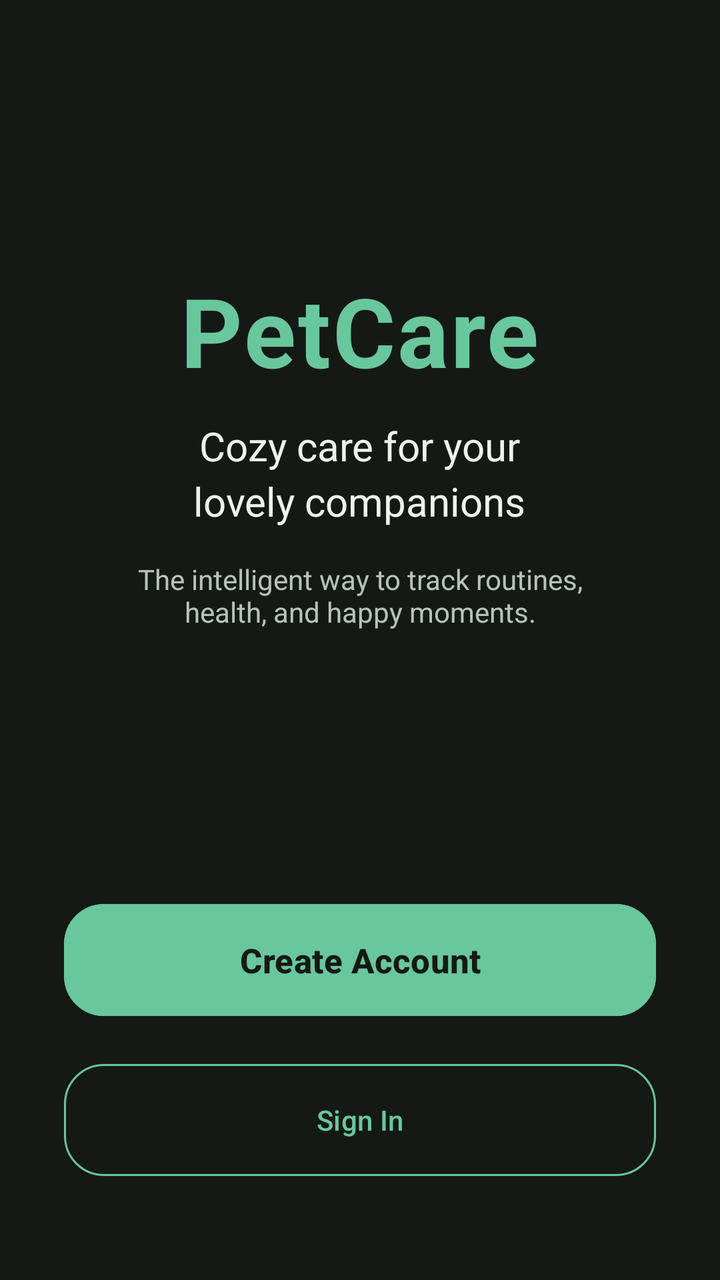
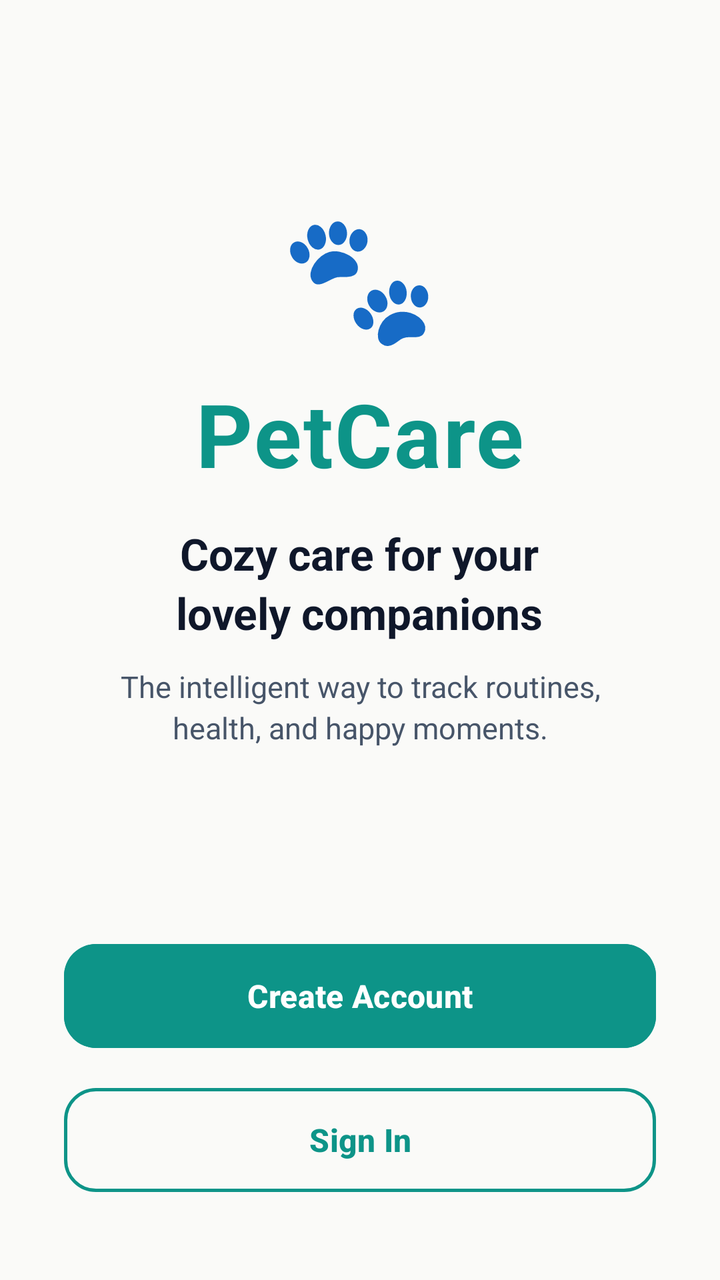

The first picture is an Android layout as it rendered before a commit; the second is the same layout after the commit. The layout source and the unified diff follow.
<!-- AndroidManifest.xml: application theme Theme.PetCare -->
<!-- res/layout/activity_entry.xml -->
<?xml version="1.0" encoding="utf-8"?>
<androidx.constraintlayout.widget.ConstraintLayout xmlns:android="http://schemas.android.com/apk/res/android"
    xmlns:app="http://schemas.android.com/apk/res-auto"
    xmlns:tools="http://schemas.android.com/tools"
    android:layout_width="match_parent"
    android:layout_height="match_parent"
    android:background="@color/background_obsidian">

    <LinearLayout
        android:id="@+id/entry_hero"
        android:layout_width="match_parent"
        android:layout_height="wrap_content"
        android:gravity="center"
        android:orientation="vertical"
        android:padding="40dp"
        app:layout_constraintBottom_toTopOf="@+id/btnGetStarted"
        app:layout_constraintTop_toTopOf="parent"
        app:layout_constraintVertical_chainStyle="packed">

        <TextView
            android:id="@+id/tvEntryBrand"
            android:layout_width="wrap_content"
            android:layout_height="wrap_content"
            android:text="PetCare"
            android:textColor="@color/brand_green"
            android:textSize="48sp"
            android:textStyle="bold"
            android:letterSpacing="0.02" />

        <TextView
            android:id="@+id/tvEntryTitle"
            android:layout_width="wrap_content"
            android:layout_height="wrap_content"
            android:layout_marginTop="12dp"
            android:gravity="center"
            android:text="Cozy care for your\nlovely companions"
            android:textColor="@color/text_primary"
            android:textSize="20sp"
            android:lineSpacingExtra="4dp" />

        <TextView
            android:layout_width="wrap_content"
            android:layout_height="wrap_content"
            android:layout_marginTop="16dp"
            android:gravity="center"
            android:text="The intelligent way to track routines,\nhealth, and happy moments."
            android:textColor="@color/text_secondary"
            android:textSize="14sp" />

    </LinearLayout>

    <Button
        android:id="@+id/btnGetStarted"
        style="@style/PetCarePrimaryButton"
        android:layout_width="0dp"
        android:layout_height="64dp"
        android:layout_marginStart="32dp"
        android:layout_marginEnd="32dp"
        android:layout_marginBottom="16dp"
        android:text="Create Account"
        android:textSize="17sp"
        app:layout_constraintBottom_toTopOf="@+id/btnLogin"
        app:layout_constraintEnd_toEndOf="parent"
        app:layout_constraintStart_toStartOf="parent" />

    <Button
        android:id="@+id/btnLogin"
        style="@style/Widget.Material3.Button.OutlinedButton"
        android:layout_width="0dp"
        android:layout_height="64dp"
        android:layout_marginStart="32dp"
        android:layout_marginEnd="32dp"
        android:layout_marginBottom="48dp"
        android:text="Sign In"
        android:textColor="@color/brand_green"
        app:strokeColor="@color/brand_green"
        app:layout_constraintBottom_toBottomOf="parent"
        app:layout_constraintEnd_toEndOf="parent"
        app:layout_constraintStart_toStartOf="parent"
        app:shapeAppearance="@style/ShapeAppearance.PetCare.MediumComponent" />

</androidx.constraintlayout.widget.ConstraintLayout>
<!-- resources referenced by this layout -->
<resources>
  <color name="background_obsidian">#151916</color>
  <color name="brand_green">#69C79D</color>
  <color name="text_primary">#EEF3EF</color>
  <color name="text_secondary">#B8C2BB</color>
  <style name="PetCarePrimaryButton" parent="Widget.Material3.Button">
          <item name="android:backgroundTint">@color/brand_green</item>
          <item name="android:textColor">@color/background_obsidian</item>
          <item name="android:textStyle">bold</item>
          <item name="shapeAppearance">@style/ShapeAppearance.PetCare.MediumComponent</item>
      </style>
  <style name="ShapeAppearance.PetCare.MediumComponent" parent="ShapeAppearance.Material3.MediumComponent">
          <item name="cornerSize">20dp</item>
      </style>
  <style name="Theme.PetCare" parent="Base.Theme.PetCare" />
  <style name="Base.Theme.PetCare" parent="Theme.Material3.Dark.NoActionBar">
          
          <item name="colorPrimary">@color/brand_green</item>
          <item name="colorOnPrimary">@color/background_obsidian</item>
          <item name="colorPrimaryContainer">@color/deep_green</item>
          <item name="colorOnPrimaryContainer">@color/mint_highlight</item>
  
          
          <item name="colorSecondary">@color/soft_sage</item>
          <item name="colorOnSecondary">@color/background_obsidian</item>
          <item name="colorSecondaryContainer">@color/surface_elevated</item>
          <item name="colorOnSecondaryContainer">@color/text_primary</item>
  
          
          <item name="android:windowBackground">@color/background_obsidian</item>
          <item name="colorSurface">@color/surface_primary</item>
          <item name="colorOnSurface">@color/text_primary</item>
          <item name="colorSurfaceVariant">@color/surface_elevated</item>
          <item name="colorOnSurfaceVariant">@color/text_secondary</item>
  
          
          <item name="colorError">@color/error_red</item>
          <item name="colorOnError">@color/background_obsidian</item>
  
          
          <item name="textAppearanceHeadlineMedium">@style/TextAppearance.PetCare.HeadlineMedium</item>
          <item name="textAppearanceTitleLarge">@style/TextAppearance.PetCare.TitleLarge</item>
          <item name="shapeAppearanceSmallComponent">@style/ShapeAppearance.PetCare.SmallComponent</item>
          <item name="shapeAppearanceMediumComponent">@style/ShapeAppearance.PetCare.MediumComponent</item>
          <item name="shapeAppearanceLargeComponent">@style/ShapeAppearance.PetCare.LargeComponent</item>
      </style>
  <color name="deep_green">#244D3B</color>
  <color name="mint_highlight">#B9E6D0</color>
  <color name="soft_sage">#A8CBB8</color>
  <color name="surface_elevated">#273229</color>
  <color name="surface_primary">#202720</color>
  <color name="error_red">#E97979</color>
  <style name="TextAppearance.PetCare.HeadlineMedium" parent="TextAppearance.Material3.HeadlineMedium">
          <item name="android:textColor">@color/text_primary</item>
          <item name="android:textStyle">bold</item>
          <item name="android:fontFamily">sans-serif-medium</item>
      </style>
  <style name="TextAppearance.PetCare.TitleLarge" parent="TextAppearance.Material3.TitleLarge">
          <item name="android:textColor">@color/brand_green</item>
          <item name="android:textStyle">bold</item>
          <item name="android:fontFamily">sans-serif-medium</item>
      </style>
  <style name="ShapeAppearance.PetCare.SmallComponent" parent="ShapeAppearance.Material3.SmallComponent">
          <item name="cornerSize">12dp</item>
      </style>
  <style name="ShapeAppearance.PetCare.LargeComponent" parent="ShapeAppearance.Material3.LargeComponent">
          <item name="cornerSize">28dp</item>
      </style>
</resources>

<!-- the commit's change to res/layout/activity_entry.xml (unified diff, before → after) -->
@@ -12,18 +12,26 @@
         android:layout_height="wrap_content"
         android:gravity="center"
         android:orientation="vertical"
-        android:padding="40dp"
+        android:padding="36dp"
         app:layout_constraintBottom_toTopOf="@+id/btnGetStarted"
         app:layout_constraintTop_toTopOf="parent"
         app:layout_constraintVertical_chainStyle="packed">
 
         <TextView
+            android:id="@+id/tvEntryLogoEmoji"
+            android:layout_width="wrap_content"
+            android:layout_height="wrap_content"
+            android:text="🐾"
+            android:textSize="64sp" />
+
+        <TextView
             android:id="@+id/tvEntryBrand"
             android:layout_width="wrap_content"
             android:layout_height="wrap_content"
+            android:layout_marginTop="8dp"
             android:text="PetCare"
             android:textColor="@color/brand_green"
-            android:textSize="48sp"
+            android:textSize="44sp"
             android:textStyle="bold"
             android:letterSpacing="0.02" />
 
@@ -31,21 +39,23 @@
             android:id="@+id/tvEntryTitle"
             android:layout_width="wrap_content"
             android:layout_height="wrap_content"
-            android:layout_marginTop="12dp"
+            android:layout_marginTop="16dp"
             android:gravity="center"
-            android:text="Cozy care for your\nlovely companions"
+            android:text="@string/entry_title"
             android:textColor="@color/text_primary"
-            android:textSize="20sp"
+            android:textSize="22sp"
+            android:textStyle="bold"
             android:lineSpacingExtra="4dp" />
 
         <TextView
             android:layout_width="wrap_content"
             android:layout_height="wrap_content"
-            android:layout_marginTop="16dp"
+            android:layout_marginTop="12dp"
             android:gravity="center"
-            android:text="The intelligent way to track routines,\nhealth, and happy moments."
+            android:text="@string/entry_subtitle"
             android:textColor="@color/text_secondary"
-            android:textSize="14sp" />
+            android:textSize="15sp"
+            android:lineSpacingExtra="3dp" />
 
     </LinearLayout>
 
@@ -53,12 +63,12 @@
         android:id="@+id/btnGetStarted"
         style="@style/PetCarePrimaryButton"
         android:layout_width="0dp"
-        android:layout_height="64dp"
+        android:layout_height="60dp"
         android:layout_marginStart="32dp"
         android:layout_marginEnd="32dp"
-        android:layout_marginBottom="16dp"
+        android:layout_marginBottom="12dp"
         android:text="Create Account"
-        android:textSize="17sp"
+        android:textSize="16sp"
         app:layout_constraintBottom_toTopOf="@+id/btnLogin"
         app:layout_constraintEnd_toEndOf="parent"
         app:layout_constraintStart_toStartOf="parent" />
@@ -67,13 +77,16 @@
         android:id="@+id/btnLogin"
         style="@style/Widget.Material3.Button.OutlinedButton"
         android:layout_width="0dp"
-        android:layout_height="64dp"
+        android:layout_height="60dp"
         android:layout_marginStart="32dp"
         android:layout_marginEnd="32dp"
-        android:layout_marginBottom="48dp"
+        android:layout_marginBottom="40dp"
         android:text="Sign In"
         android:textColor="@color/brand_green"
+        android:textSize="16sp"
+        android:textStyle="bold"
         app:strokeColor="@color/brand_green"
+        app:strokeWidth="1.5dp"
         app:layout_constraintBottom_toBottomOf="parent"
         app:layout_constraintEnd_toEndOf="parent"
         app:layout_constraintStart_toStartOf="parent"
<!-- resource entries referenced after the edit -->
@@ -1,29 +1,33 @@
 <!-- resources referenced by this layout -->
 <resources>
-  <color name="background_obsidian">#151916</color>
-  <color name="brand_green">#69C79D</color>
-  <color name="text_primary">#EEF3EF</color>
-  <color name="text_secondary">#B8C2BB</color>
+  <color name="background_obsidian">#FAFAF8</color>
+  <color name="brand_green">#0D9488</color>
+  <color name="text_primary">#0F172A</color>
+  <color name="text_secondary">#475569</color>
+  <string name="entry_subtitle">The intelligent way to track routines,\nhealth, and happy moments.</string>
+  <string name="entry_title">Cozy care for your\nlovely companions</string>
   <style name="PetCarePrimaryButton" parent="Widget.Material3.Button">
           <item name="android:backgroundTint">@color/brand_green</item>
-          <item name="android:textColor">@color/background_obsidian</item>
+          <item name="android:textColor">@color/white</item>
+          <item name="android:textSize">16sp</item>
           <item name="android:textStyle">bold</item>
           <item name="shapeAppearance">@style/ShapeAppearance.PetCare.MediumComponent</item>
       </style>
   <style name="ShapeAppearance.PetCare.MediumComponent" parent="ShapeAppearance.Material3.MediumComponent">
-          <item name="cornerSize">20dp</item>
+          <item name="cornerSize">16dp</item>
       </style>
   <style name="Theme.PetCare" parent="Base.Theme.PetCare" />
-  <style name="Base.Theme.PetCare" parent="Theme.Material3.Dark.NoActionBar">
+  <color name="white">#FFFFFF</color>
+  <style name="Base.Theme.PetCare" parent="Theme.Material3.Light.NoActionBar">
           
           <item name="colorPrimary">@color/brand_green</item>
-          <item name="colorOnPrimary">@color/background_obsidian</item>
-          <item name="colorPrimaryContainer">@color/deep_green</item>
-          <item name="colorOnPrimaryContainer">@color/mint_highlight</item>
+          <item name="colorOnPrimary">@color/white</item>
+          <item name="colorPrimaryContainer">@color/soft_mint</item>
+          <item name="colorOnPrimaryContainer">@color/text_primary</item>
   
           
-          <item name="colorSecondary">@color/soft_sage</item>
-          <item name="colorOnSecondary">@color/background_obsidian</item>
+          <item name="colorSecondary">@color/fresh_green</item>
+          <item name="colorOnSecondary">@color/white</item>
           <item name="colorSecondaryContainer">@color/surface_elevated</item>
           <item name="colorOnSecondaryContainer">@color/text_primary</item>
   
@@ -36,7 +40,7 @@
   
           
           <item name="colorError">@color/error_red</item>
-          <item name="colorOnError">@color/background_obsidian</item>
+          <item name="colorOnError">@color/white</item>
   
           
           <item name="textAppearanceHeadlineMedium">@style/TextAppearance.PetCare.HeadlineMedium</item>
@@ -45,12 +49,11 @@
           <item name="shapeAppearanceMediumComponent">@style/ShapeAppearance.PetCare.MediumComponent</item>
           <item name="shapeAppearanceLargeComponent">@style/ShapeAppearance.PetCare.LargeComponent</item>
       </style>
-  <color name="deep_green">#244D3B</color>
-  <color name="mint_highlight">#B9E6D0</color>
-  <color name="soft_sage">#A8CBB8</color>
-  <color name="surface_elevated">#273229</color>
-  <color name="surface_primary">#202720</color>
-  <color name="error_red">#E97979</color>
+  <color name="soft_mint">#D1FAE5</color>
+  <color name="fresh_green">#10B981</color>
+  <color name="surface_elevated">#F1F5F9</color>
+  <color name="surface_primary">#FFFFFF</color>
+  <color name="error_red">#EF4444</color>
   <style name="TextAppearance.PetCare.HeadlineMedium" parent="TextAppearance.Material3.HeadlineMedium">
           <item name="android:textColor">@color/text_primary</item>
           <item name="android:textStyle">bold</item>
@@ -65,7 +68,7 @@
           <item name="cornerSize">12dp</item>
       </style>
   <style name="ShapeAppearance.PetCare.LargeComponent" parent="ShapeAppearance.Material3.LargeComponent">
-          <item name="cornerSize">28dp</item>
+          <item name="cornerSize">24dp</item>
       </style>
 </resources>
 
